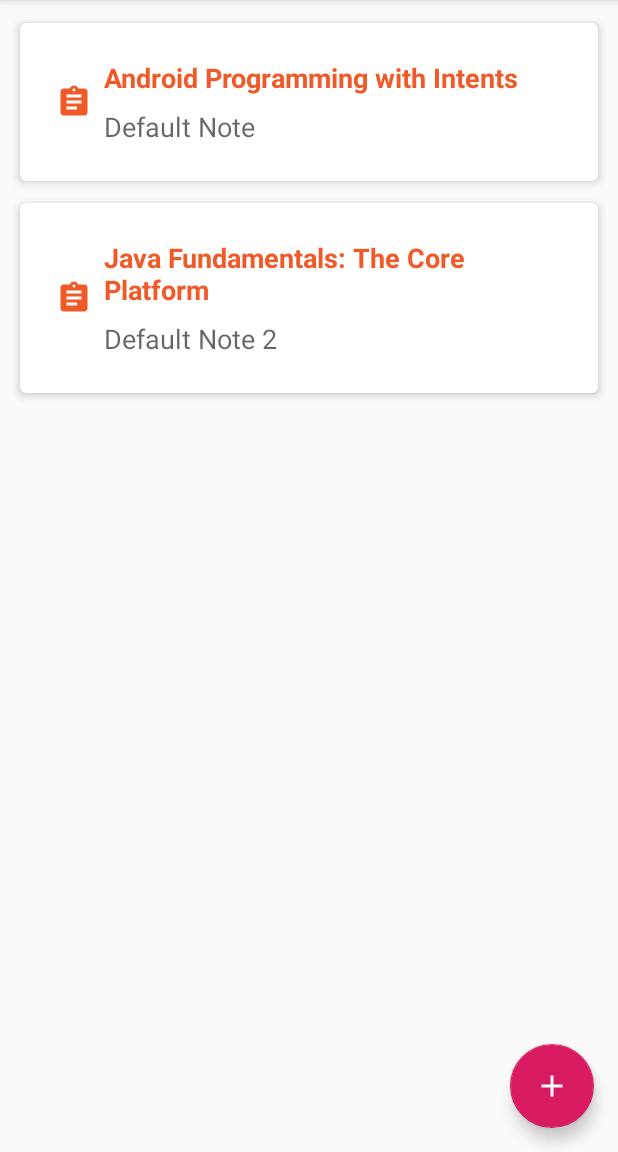
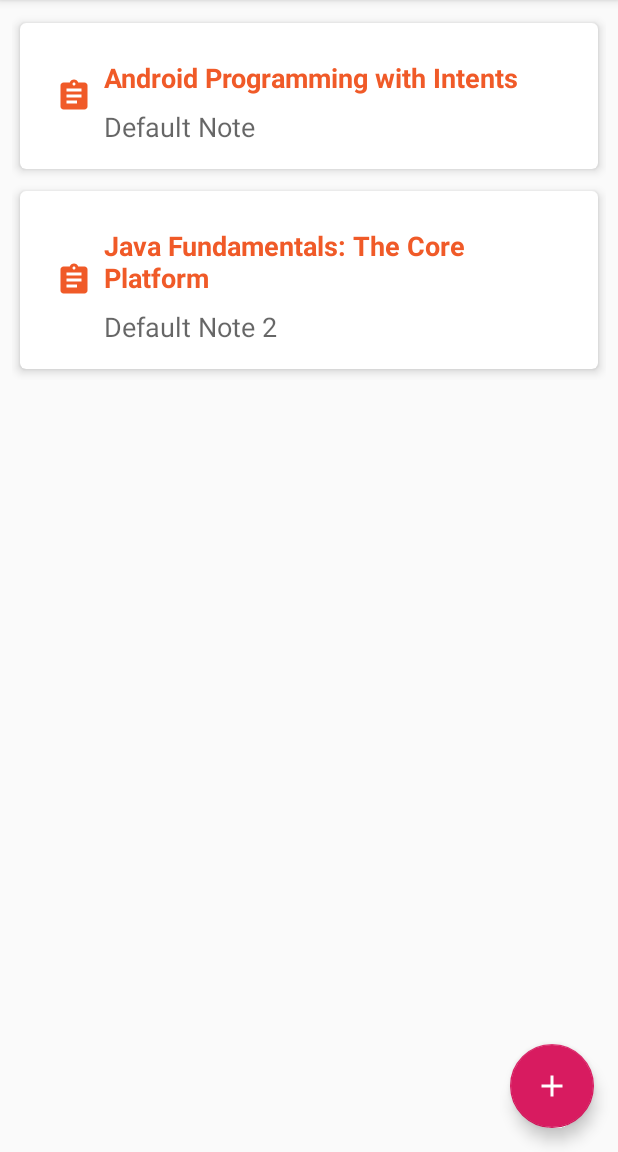
Before and after one commit to nhotalling/notekeeper, an Android app: the screen it shows after launch (NoteListActivity), on a phone screen of 412 x 824 dp, the part 84-1236 px from its top. Run offline under Robolectric (Android 15) with nearby library versions, the phone set to English and light mode, and no system bars.

Commit message:
Delete bottom constraint; causes it to push up into box above it

```diff
--- a/app/src/main/res/layout/item_note_list.xml
+++ b/app/src/main/res/layout/item_note_list.xml
@@ -50,10 +50,8 @@
                 android:layout_marginStart="8dp"
                 android:layout_marginTop="8dp"
                 android:layout_marginEnd="8dp"
-                android:layout_marginBottom="8dp"
                 android:text="TextView"
                 android:textAppearance="@style/TextAppearance.AppCompat.Medium"
-                app:layout_constraintBottom_toBottomOf="parent"
                 app:layout_constraintEnd_toEndOf="parent"
                 app:layout_constraintStart_toEndOf="@+id/imageView"
                 app:layout_constraintTop_toBottomOf="@+id/textCourse" />
```
